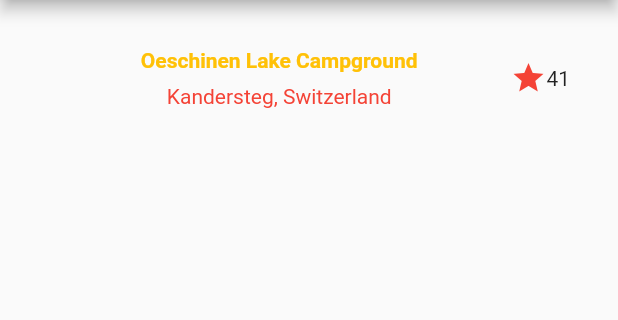
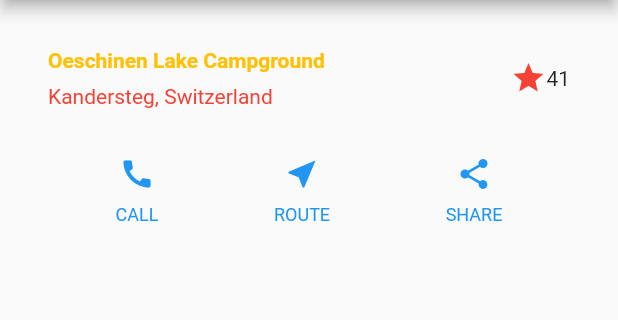
Before and after one commit to maogpt/learn-flutter-group, a Flutter app: the screen it shows after launch, on a phone screen of 412 x 824 dp, the part 84-404 px from its top. Run offline on Flutter 3.47's test engine with Material 2 defaults, Android fonts, the light colour scheme and no system bars.

Commit message:
feat: Step 3: Implement the button row

```diff
--- a/flutter_layout_demo/lib/main.dart
+++ b/flutter_layout_demo/lib/main.dart
@@ -2,19 +2,25 @@
 
 void main() => runApp(const MyApp());
 
+class MyApp extends StatelessWidget {
+  const MyApp({super.key});
+
+  @override
+  Widget build(BuildContext context) {
     Widget titleSection = Container(
       padding: const EdgeInsets.all(32),
       child: Row(
         children: [
           Expanded(
             child: Column(
+              crossAxisAlignment: CrossAxisAlignment.start,
               children: [
                 Container(
                   padding: const EdgeInsets.only(bottom: 8),
                   child: const Text(
                     'Oeschinen Lake Campground',
-                style:
-                    TextStyle(color: Colors.amber, fontWeight: FontWeight.bold),
+                    style: TextStyle(
+                        color: Colors.amber, fontWeight: FontWeight.bold),
                   ),
                 ),
                 const Text('Kandersteg, Switzerland',
@@ -31,19 +37,46 @@
       ),
     );
 
-class MyApp extends StatelessWidget {
-  const MyApp({super.key});
+    Color color = Theme.of(context).primaryColor;
 
-  @override
-  Widget build(BuildContext context) {
+    Widget buttonSection = Row(
+      mainAxisAlignment: MainAxisAlignment.spaceEvenly,
+      children: [
+        _buildButtonColumn(color, Icons.call, 'CALL'),
+        _buildButtonColumn(color, Icons.near_me, 'ROUTE'),
+        _buildButtonColumn(color, Icons.share, 'SHARE'),
+      ],
+    );
+
     return MaterialApp(
       title: 'Flutter layout demo',
       home: Scaffold(
         appBar: AppBar(
           title: const Text('Flutter layout demo'),
         ),
-        body: Column(children: [titleSection]),
+        body: Column(children: [titleSection, buttonSection]),
       ),
     );
   }
+
+  Column _buildButtonColumn(Color color, IconData icon, String label) {
+    return Column(
+      mainAxisSize: MainAxisSize.min,
+      mainAxisAlignment: MainAxisAlignment.center,
+      children: [
+        Icon(icon, color: color),
+        Container(
+          margin: const EdgeInsets.only(top: 8),
+          child: Text(
+            label,
+            style: TextStyle(
+              fontSize: 12,
+              fontWeight: FontWeight.w400,
+              color: color,
+            ),
+          ),
+        ),
+      ],
+    );
   }
+}
```
Lines whose indentation alone changed are shown as unchanged.
